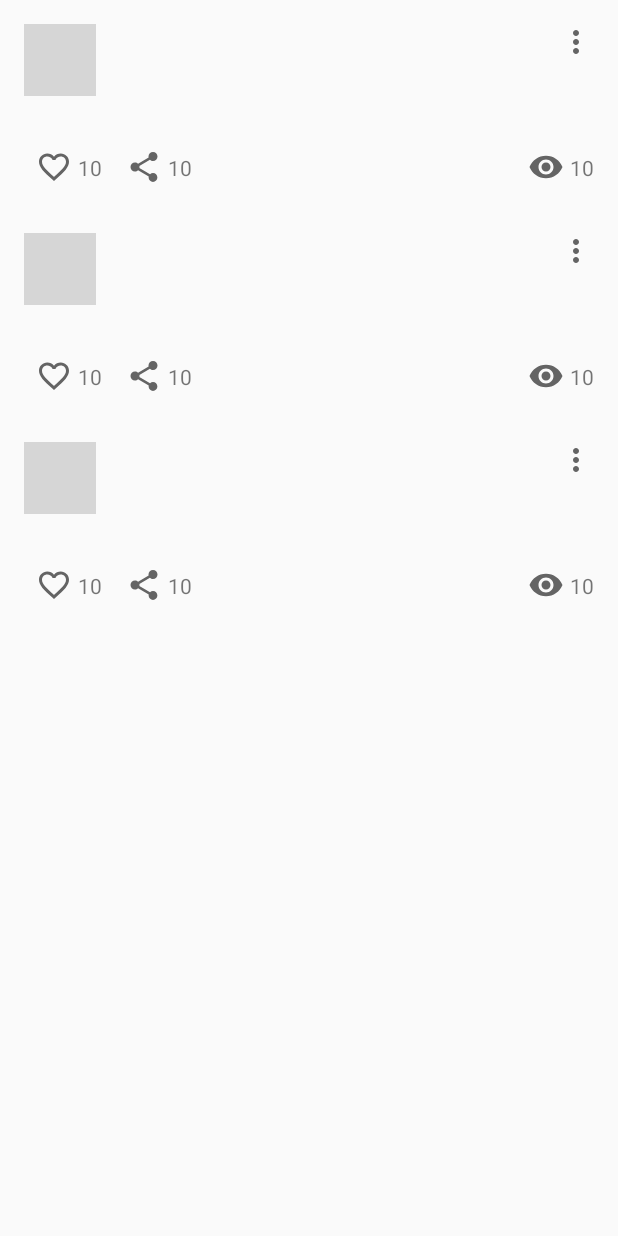
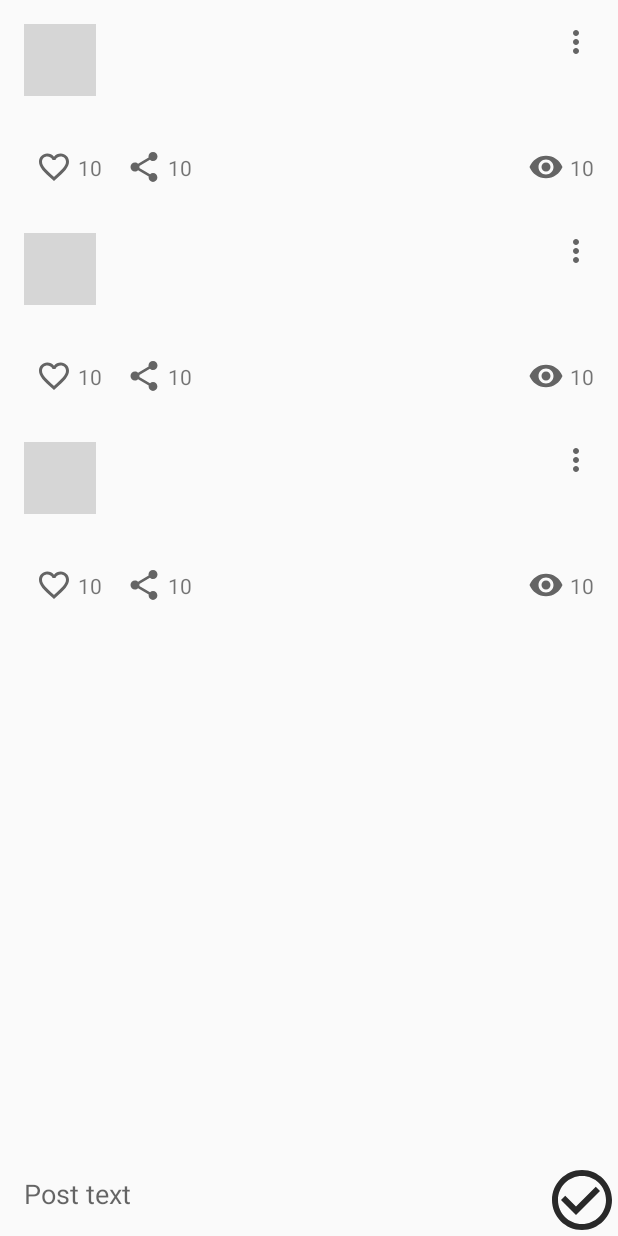
Before and after one commit to Tirex1987/Netology_NMedia, an Android app: the layout activity_main.xml on its own in the app's theme, with its tools: preview values and no code run, on a phone screen of 412 x 824 dp. Run offline under Robolectric (Android 15) with nearby library versions, the phone set to English and light mode, and no system bars; grey boxes are pictures that could not be loaded.

Commit message:
Add CRUD

```diff
--- /dev/null
+++ b/app/src/main/res/drawable/ic_save_48dp.xml
@@ -0,0 +1,5 @@
+<vector android:height="48dp" android:tint="#292929"
+    android:viewportHeight="24" android:viewportWidth="24"
+    android:width="48dp" xmlns:android="http://schemas.android.com/apk/res/android">
+    <path android:fillColor="@android:color/white" android:pathData="M16.59,7.58L10,14.17l-3.59,-3.58L5,12l5,5 8,-8zM12,2C6.48,2 2,6.48 2,12s4.48,10 10,10 10,-4.48 10,-10S17.52,2 12,2zM12,20c-4.42,0 -8,-3.58 -8,-8s3.58,-8 8,-8 8,3.58 8,8 -3.58,8 -8,8z"/>
+</vector>
--- a/app/src/main/res/layout/activity_main.xml
+++ b/app/src/main/res/layout/activity_main.xml
@@ -1,5 +1,5 @@
 <?xml version="1.0" encoding="utf-8"?>
-<FrameLayout xmlns:android="http://schemas.android.com/apk/res/android"
+<androidx.constraintlayout.widget.ConstraintLayout xmlns:android="http://schemas.android.com/apk/res/android"
     xmlns:app="http://schemas.android.com/apk/res-auto"
     xmlns:tools="http://schemas.android.com/tools"
     android:layout_width="match_parent"
@@ -8,10 +8,44 @@
 
     <androidx.recyclerview.widget.RecyclerView
         android:id="@+id/postsRecyclerView"
-        android:layout_height="match_parent"
+        android:layout_height="0dp"
         android:layout_width="match_parent"
+        app:layout_constraintTop_toTopOf="parent"
+        app:layout_constraintBottom_toTopOf="@id/toolsTopBarrier"
         app:layoutManager="androidx.recyclerview.widget.LinearLayoutManager"
-        tools:context=".MainActivity"
         tools:listitem="@layout/card_post"/>
 
-</FrameLayout>
+    <androidx.constraintlayout.widget.Barrier
+        android:id="@+id/toolsTopBarrier"
+        android:layout_width="wrap_content"
+        android:layout_height="wrap_content"
+        app:barrierDirection="top"
+        app:constraint_referenced_ids="contentEditText, saveButton"/>
+
+    <androidx.appcompat.widget.AppCompatEditText
+        android:id="@+id/contentEditText"
+        android:layout_width="0dp"
+        android:layout_height="wrap_content"
+        android:hint="@string/post_hint"
+        android:inputType="textMultiLine"
+        android:background="@android:color/transparent"
+        android:padding="@dimen/common_spacing"
+        android:importantForAutofill="no"
+        app:layout_constraintTop_toTopOf="@id/toolsTopBarrier"
+        app:layout_constraintBottom_toBottomOf="parent"
+        app:layout_constraintEnd_toStartOf="@id/saveButton"
+        app:layout_constraintStart_toStartOf="parent"/>
+
+    <androidx.appcompat.widget.AppCompatImageButton
+        android:id="@+id/saveButton"
+        android:layout_width="wrap_content"
+        android:layout_height="wrap_content"
+        android:layout_marginTop="@dimen/common_spacing"
+        android:background="@android:color/transparent"
+        android:contentDescription="@string/save_description"
+        app:layout_constraintEnd_toEndOf="parent"
+        app:layout_constraintStart_toEndOf="@id/contentEditText"
+        app:layout_constraintBottom_toBottomOf="parent"
+        app:srcCompat="@drawable/ic_save_48dp"/>
+
+</androidx.constraintlayout.widget.ConstraintLayout>
--- a/app/src/main/res/values/strings.xml
+++ b/app/src/main/res/values/strings.xml
@@ -2,4 +2,8 @@
     <string name="app_name">NMedia</string>
     <string name="hello">NMedia!</string>
     <string name="avatar_description" translatable="false">Author avatar</string>
+    <string name="remove">Remove</string>
+    <string name="post_hint">Post text</string>
+    <string name="save_description">Button save</string>
+    <string name="menu_edit">Edit</string>
 </resources>
```
Also changed, not shown: app/src/main/java/ru/netology/nmedia/MainActivity.kt (+29 -2 lines), app/src/main/java/ru/netology/nmedia/adapter/PostInteractionListener.kt (added, +10 -0 lines), app/src/main/java/ru/netology/nmedia/adapter/PostsAdapter.kt (renamed from app/src/main/java/ru/netology/nmedia/recyclerViewListAdapter/PostsAdapter.kt, +27 -5 lines), app/src/main/java/ru/netology/nmedia/data/PostRepository.kt (+6 -1 lines), app/src/main/java/ru/netology/nmedia/data/PostRepositoryInMemory.kt (+28 -5 lines), app/src/main/java/ru/netology/nmedia/utils/keyboard.kt (added, +15 -0 lines), app/src/main/java/ru/netology/nmedia/viewModel/PostViewModel.kt (+37 -3 lines), app/src/main/res/menu/options_post.xml (added, +7 -0 lines), 1 other file.
